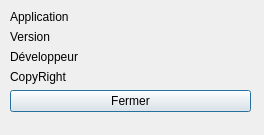
quintipio/gettingThingsDone, file viewQtDesigner/appd.ui: the form before one commit.
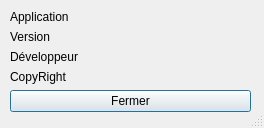
The form after the commit.

Patch:
```diff
--- a/viewQtDesigner/appd.ui
+++ b/viewQtDesigner/appd.ui
@@ -7,12 +7,30 @@
     <x>0</x>
     <y>0</y>
     <width>264</width>
-    <height>135</height>
+    <height>128</height>
    </rect>
   </property>
+  <property name="minimumSize">
+   <size>
+    <width>264</width>
+    <height>128</height>
+   </size>
+  </property>
+  <property name="maximumSize">
+   <size>
+    <width>264</width>
+    <height>128</height>
+   </size>
+  </property>
   <property name="windowTitle">
    <string>A propos de...</string>
   </property>
+  <property name="sizeGripEnabled">
+   <bool>true</bool>
+  </property>
+  <property name="modal">
+   <bool>true</bool>
+  </property>
   <widget class="QWidget" name="formLayoutWidget">
    <property name="geometry">
     <rect>
```
Left out of the diff: 19 changed lines with no effect on the pictures.
